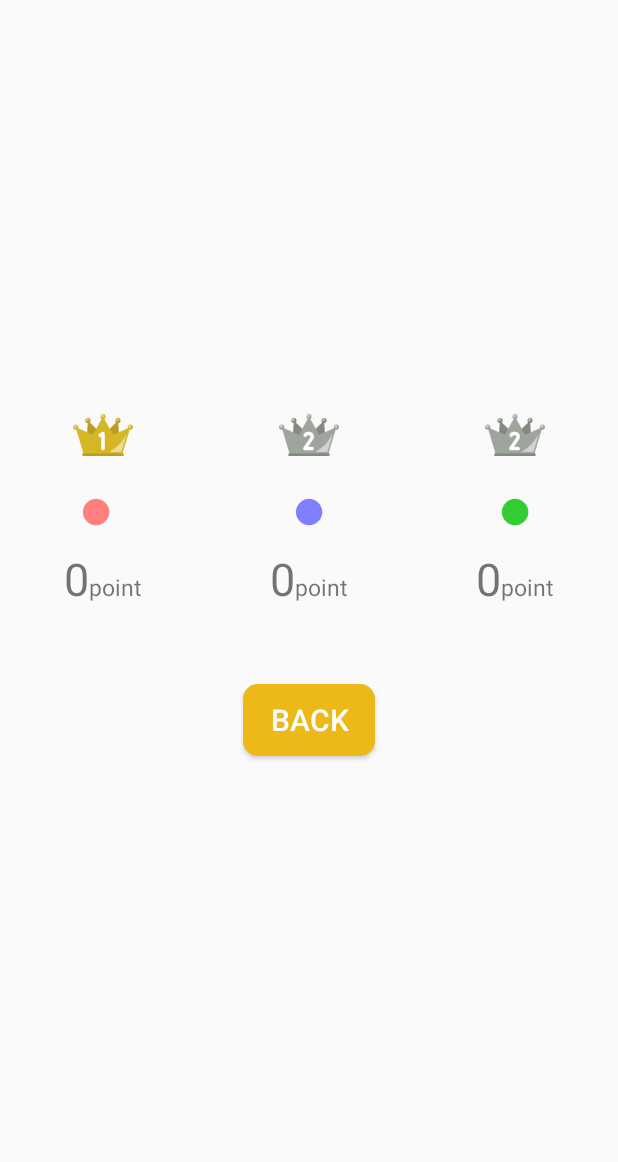
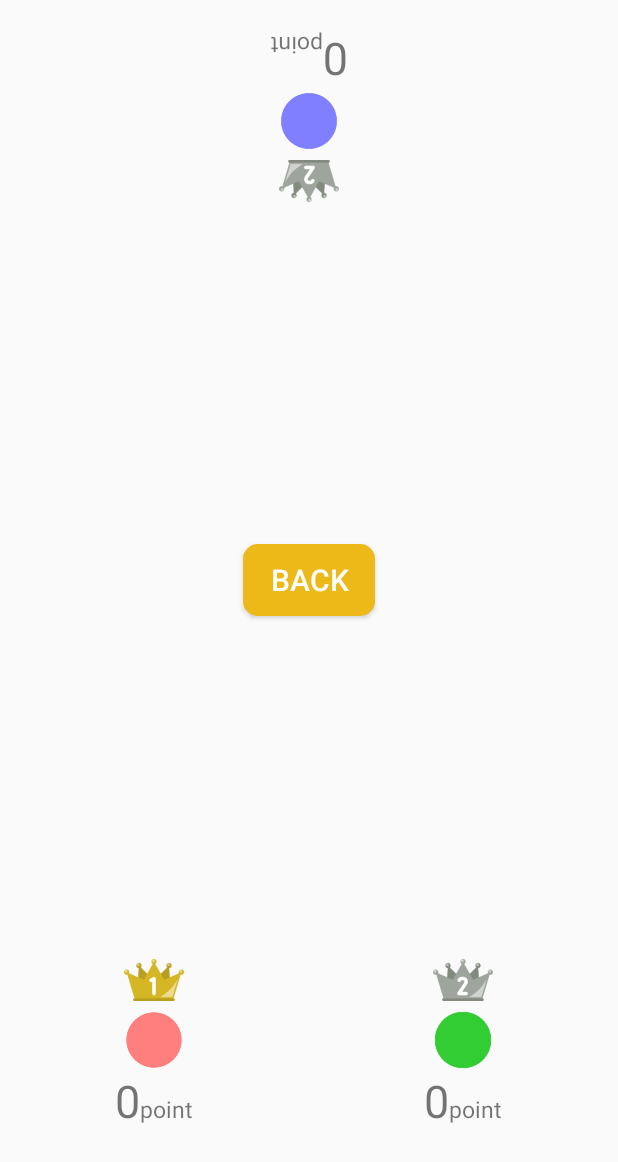
Before and after one commit to KIRIN3git/HoneycombBattle, an Android app: the ResultActivity screen opened directly, with no data from a screen before it, on a phone screen of 412 x 824 dp. Shown: the top 1162 px of the screen. Run offline under Robolectric (Android 15) with nearby library versions, the phone set to English and light mode, and no system bars; our stand-ins replace AdMob; libraries missing offline, so code that uses them is left out: com.crashlytics.android; 1 statement that could not run was skipped.

Commit message:
骨追加

```diff
--- a/app/src/main/java/kirin3/jp/honeycombbattle/result/ResultActivity.java
+++ b/app/src/main/java/kirin3/jp/honeycombbattle/result/ResultActivity.java
@@ -36,6 +36,7 @@ public class ResultActivity extends AppCompatActivity {
     static TextView sTextPlayerScore1,sTextPlayerScore2,sTextPlayerScore3,sTextPlayerScore4;
     static LinearLayout sLayoutPlayer1,sLayoutPlayer2,sLayoutPlayer3,sLayoutPlayer4;
     static ImageView sImgRank1,sImgRank2,sImgRank3,sImgRank4;
+    static ImageView sImgBone1,sImgBone2,sImgBone3,sImgBone4;
     static Button sButtonBack;
     static int sRankPlayer1 = -1,sRankPlayer2 = -1,sRankPlayer3 = -1,sRankPlayer4 = -1;
 
@@ -49,7 +50,9 @@ public class ResultActivity extends AppCompatActivity {
         AdmobHelper.loadBanner((AdView)findViewById(R.id.adView));
 
         setRank();
+        setBone();
         outputData();
+
 
         AdmobHelper.setInterstitialNextGame();
         AdmobHelper.sInterstitialAdNextGame.setAdListener(new AdListener() {
@@ -89,8 +92,6 @@ public class ResultActivity extends AppCompatActivity {
         // 他人が勝者だったら
         if( winner_id != -1 ) rank++;
 
-
-
          for (int i = 0; i < PlayerMng.sPlayerNumber; i++) {
              if (i == winner_id) continue;
              if (i == user_id) continue;
@@ -99,6 +100,22 @@ public class ResultActivity extends AppCompatActivity {
              }
          }
          return rank;
+    }
+
+    public void setBone() {
+
+        sImgBone1 = (ImageView) findViewById(R.id.imgBone1);
+        sImgBone2 = (ImageView) findViewById(R.id.imgBone2);
+        sImgBone3 = (ImageView) findViewById(R.id.imgBone3);
+        sImgBone4 = (ImageView) findViewById(R.id.imgBone4);
+
+        Log.w( "DEBUG_DATA", "PlayerMng.players.get(0).status" + PlayerMng.players.get(0).status);
+        Log.w( "DEBUG_DATA", "PlayerMng.players.get(0).life" + PlayerMng.players.get(0).lifeNum);
+
+        if(PlayerMng.players.get(0).status == PlayerMng.STATUS_GAMEOVER ) sImgBone1.setVisibility(View.VISIBLE);
+        if(PlayerMng.players.get(1).status == PlayerMng.STATUS_GAMEOVER ) sImgBone2.setVisibility(View.VISIBLE);
+        if( PlayerMng.sPlayerNumber >= 3 && PlayerMng.players.get(2).status == PlayerMng.STATUS_GAMEOVER ) sImgBone3.setVisibility(View.VISIBLE);
+        if( PlayerMng.sPlayerNumber >= 4 && PlayerMng.players.get(3).status == PlayerMng.STATUS_GAMEOVER ) sImgBone4.setVisibility(View.VISIBLE);
     }
 
 
@@ -156,8 +173,7 @@ public class ResultActivity extends AppCompatActivity {
 
         sButtonBack = (Button) findViewById(R.id.buttonBack);
 
-        setCircleColor();
-
+//        setCircleColor();
 
         setImgRank(sTextPlayerRank1,sImgRank1,sRankPlayer1);
         setImgRank(sTextPlayerRank2,sImgRank2,sRankPlayer2);
@@ -183,7 +199,7 @@ public class ResultActivity extends AppCompatActivity {
             }
         });
     }
-
+/*
     public void setCircleColor(){
 
         sTextPlayerColor1 = (TextView)findViewById(R.id.textPlayerColor1);
@@ -195,8 +211,9 @@ public class ResultActivity extends AppCompatActivity {
         sTextPlayerColor2.setTextColor(Color.rgb(PlayerMng.PLAYER_COLOR[1][0], PlayerMng.PLAYER_COLOR[1][1], PlayerMng.PLAYER_COLOR[1][2]));
         sTextPlayerColor3.setTextColor(Color.rgb(PlayerMng.PLAYER_COLOR[2][0], PlayerMng.PLAYER_COLOR[2][1], PlayerMng.PLAYER_COLOR[2][2]));
         sTextPlayerColor4.setTextColor(Color.rgb(PlayerMng.PLAYER_COLOR[3][0], PlayerMng.PLAYER_COLOR[3][1], PlayerMng.PLAYER_COLOR[3][2]));
+
     }
-
+*/
     public void setImgRank(TextView textPlayerRank,ImageView imgRank,int rank){
 
 //        textPlayerRank.setText(rank + " 位");
--- a/app/src/main/res/layout/activity_result.xml
+++ b/app/src/main/res/layout/activity_result.xml
@@ -11,7 +11,6 @@
 
     <LinearLayout
         xmlns:ads="http://schemas.android.com/apk/res-auto"
-        android:gravity="center"
         android:orientation="vertical"
         android:layout_weight="1"
         android:layout_width="match_parent"
@@ -22,9 +21,145 @@
             android:layout_height="wrap_content"
             android:layout_width="match_parent"
             android:orientation="horizontal"
+            android:layout_marginTop="20dp"
+            android:layout_gravity="center">
+
+            <LinearLayout
+                android:id="@+id/layoutPlayer2"
+                android:layout_height="wrap_content"
+                android:layout_width="match_parent"
+                android:layout_weight="1"
+                android:orientation="vertical"
+                android:layout_gravity="center">
+
+                <LinearLayout
+                    android:layout_width="wrap_content"
+                    android:layout_height="match_parent"
                     android:layout_gravity="center"
-            android:layout_centerVertical="true"
-            android:layout_centerHorizontal="true">
+                    android:orientation="horizontal">
+                    <ImageView
+                        android:rotation="180"
+                        android:visibility="gone"
+                        android:src="@drawable/bone"
+                        android:id="@+id/imgBone2"
+                        android:layout_marginRight="5dp"
+                        android:layout_width="20dp"
+                        android:layout_height="20dp"
+                        android:layout_gravity="center"/>
+                    <TextView
+                        android:textSize="15sp"
+                        android:text="point"
+                        android:rotation="180"
+                        android:gravity="bottom"
+                        android:layout_width="wrap_content"
+                        android:layout_height="match_parent" />
+                    <TextView
+                        android:gravity="center"
+                        android:rotation="180"
+                        android:textSize="30sp"
+                        android:id="@+id/textPlayerScore2"
+                        android:layout_width="match_parent"
+                        android:layout_height="wrap_content" />
+
+                </LinearLayout>
+
+                <ImageView
+                    android:rotation="180"
+                    android:id="@+id/imgBall2"
+                    android:src="@drawable/ball2"
+                    android:layout_width="40dp"
+                    android:layout_height="40dp"
+                    android:layout_gravity="center"/>
+
+                <ImageView
+                    android:rotation="180"
+                    android:id="@+id/imgRank2"
+                    android:layout_width="40dp"
+                    android:layout_height="40dp"
+                    android:layout_gravity="center"/>
+
+            </LinearLayout>
+
+            <LinearLayout
+                android:id="@+id/layoutPlayer4"
+                android:layout_height="wrap_content"
+                android:layout_width="match_parent"
+                android:visibility="gone"
+                android:layout_weight="1"
+                android:orientation="vertical"
+                android:layout_gravity="center">
+
+                <LinearLayout
+                    android:layout_width="wrap_content"
+                    android:layout_height="match_parent"
+                    android:layout_gravity="center"
+                    android:orientation="horizontal">
+                    <ImageView
+                        android:rotation="180"
+                        android:visibility="gone"
+                        android:src="@drawable/bone"
+                        android:id="@+id/imgBone4"
+                        android:layout_marginRight="5dp"
+                        android:layout_width="20dp"
+                        android:layout_height="20dp"
+                        android:layout_gravity="center"/>
+                    <TextView
+                        android:textSize="15sp"
+                        android:text="point"
+                        android:rotation="180"
+                        android:gravity="bottom"
+                        android:layout_width="wrap_content"
+                        android:layout_height="match_parent" />
+                    <TextView
+                        android:gravity="center"
+                        android:rotation="180"
+                        android:textSize="30sp"
+                        android:id="@+id/textPlayerScore4"
+                        android:layout_width="match_parent"
+                        android:layout_height="wrap_content" />
+                </LinearLayout>
+
+                <ImageView
+                    android:rotation="180"
+                    android:id="@+id/imgBall4"
+                    android:src="@drawable/ball4"
+                    android:layout_width="40dp"
+                    android:layout_height="40dp"
+                    android:layout_gravity="center"/>
+
+                <ImageView
+                    android:rotation="180"
+                    android:id="@+id/imgRank4"
+                    android:layout_width="40dp"
+                    android:layout_height="40dp"
+                    android:layout_gravity="center"/>
+
+            </LinearLayout>
+
+        </LinearLayout>
+        <LinearLayout
+            android:id="@+id/linearLayout2"
+            android:layout_height="match_parent"
+            android:layout_width="match_parent"
+            android:orientation="horizontal"
+            android:layout_weight="1"
+            android:gravity="center">
+            <Button
+                android:id="@+id/buttonBack"
+                android:layout_width="wrap_content"
+                android:layout_height="wrap_content"
+                android:textSize="20dp"
+                android:textColor="@color/white"
+                android:background="@drawable/shape_rounded_corners"
+                android:text="BACK"/>
+        </LinearLayout>
+        <LinearLayout
+            android:id="@+id/linearLayout3"
+            android:layout_height="wrap_content"
+            android:layout_width="match_parent"
+            android:orientation="horizontal"
+            android:layout_marginBottom="20dp"
+            android:layout_gravity="center">
 
             <LinearLayout
                 android:id="@+id/layoutPlayer1"
@@ -40,13 +175,13 @@
                     android:layout_height="40dp"
                     android:layout_gravity="center"/>
 
-            <TextView
-                android:gravity="center"
-                android:id="@+id/textPlayerColor1"
-                android:layout_width="match_parent"
-                android:layout_height="wrap_content"
-                android:textSize="40sp"
-                android:text="● " />
+                <ImageView
+                    android:rotation="180"
+                    android:id="@+id/imgBall1"
+                    android:src="@drawable/ball1"
+                    android:layout_width="40dp"
+                    android:layout_height="40dp"
+                    android:layout_gravity="center"/>
 
                 <LinearLayout
                     android:layout_width="wrap_content"
@@ -64,48 +199,14 @@
                         android:text="point"
                         android:layout_width="wrap_content"
                         android:layout_height="wrap_content" />
-            </LinearLayout>
-
-        </LinearLayout>
-
-        <LinearLayout
-            android:id="@+id/layoutPlayer2"
-            android:layout_height="wrap_content"
-            android:layout_width="match_parent"
-            android:layout_weight="1"
-            android:orientation="vertical"
-            android:layout_gravity="center">
-
                     <ImageView
-                android:id="@+id/imgRank2"
-                android:layout_width="40dp"
-                android:layout_height="40dp"
+                        android:src="@drawable/bone"
+                        android:id="@+id/imgBone1"
+                        android:visibility="gone"
+                        android:layout_marginLeft="5dp"
+                        android:layout_width="20dp"
+                        android:layout_height="20dp"
                         android:layout_gravity="center"/>
-
-            <TextView
-                android:gravity="center"
-                android:id="@+id/textPlayerColor2"
-                android:layout_width="match_parent"
-                android:layout_height="wrap_content"
-                android:textSize="40sp"
-                android:text=" ● " />
-
-                <LinearLayout
-                    android:layout_width="wrap_content"
-                    android:layout_height="match_parent"
-                    android:layout_gravity="center"
-                    android:orientation="horizontal">
-                    <TextView
-                        android:gravity="center"
-                        android:textSize="30sp"
-                        android:id="@+id/textPlayerScore2"
-                        android:layout_width="match_parent"
-                        android:layout_height="wrap_content" />
-                    <TextView
-                        android:textSize="15sp"
-                        android:text="point"
-                        android:layout_width="wrap_content"
-                        android:layout_height="wrap_content" />
                 </LinearLayout>
 
 
@@ -115,8 +216,8 @@
                 android:id="@+id/layoutPlayer3"
                 android:layout_height="wrap_content"
                 android:layout_width="match_parent"
+                android:visibility="gone"
                 android:layout_weight="1"
-            android:visibility="gone"
                 android:orientation="vertical"
                 android:layout_gravity="center">
 
@@ -125,14 +226,13 @@
                     android:layout_width="40dp"
                     android:layout_height="40dp"
                     android:layout_gravity="center"/>
-
-            <TextView
-                android:gravity="center"
-                android:id="@+id/textPlayerColor3"
-                android:layout_width="match_parent"
-                android:layout_height="wrap_content"
-                android:textSize="40sp"
-                android:text=" ● " />
+                <ImageView
+                    android:rotation="180"
+                    android:id="@+id/imgBall3"
+                    android:src="@drawable/ball3"
+                    android:layout_width="40dp"
+                    android:layout_height="40dp"
+                    android:layout_gravity="center"/>
 
                 <LinearLayout
                     android:layout_width="wrap_content"
@@ -150,65 +250,19 @@
                         android:text="point"
                         android:layout_width="wrap_content"
                         android:layout_height="wrap_content" />
+                    <ImageView
+                        android:src="@drawable/bone"
+                        android:id="@+id/imgBone3"
+                        android:visibility="gone"
+                        android:layout_marginLeft="5dp"
+                        android:layout_width="20dp"
+                        android:layout_height="20dp"
+                        android:layout_gravity="center"/>
                 </LinearLayout>
 
             </LinearLayout>
 
-            <LinearLayout
-            android:id="@+id/layoutPlayer4"
-            android:layout_height="wrap_content"
-            android:layout_width="match_parent"
-            android:layout_weight="1"
-            android:visibility="gone"
-            android:orientation="vertical"
-            android:layout_gravity="center">
-
-            <ImageView
-                android:id="@+id/imgRank4"
-                android:layout_width="40dp"
-                android:layout_height="40dp"
-                android:layout_gravity="center"/>
-
-
-            <TextView
-                android:gravity="center"
-                android:id="@+id/textPlayerColor4"
-                android:layout_width="match_parent"
-                android:layout_height="wrap_content"
-                android:textSize="40sp"
-                android:text=" ● " />
-
-                <LinearLayout
-                    android:layout_width="wrap_content"
-                    android:layout_height="match_parent"
-                    android:layout_gravity="center"
-                    android:orientation="horizontal">
-                    <TextView
-                        android:gravity="center"
-                        android:textSize="30sp"
-                        android:id="@+id/textPlayerScore4"
-                        android:layout_width="match_parent"
-                        android:layout_height="wrap_content" />
-                    <TextView
-                        android:textSize="15sp"
-                        android:text="point"
-                        android:layout_width="wrap_content"
-                        android:layout_height="wrap_content" />
         </LinearLayout>
-
-        </LinearLayout>
-        </LinearLayout>
-        <Button
-            android:id="@+id/buttonBack"
-            android:layout_width="wrap_content"
-            android:layout_height="wrap_content"
-            android:layout_marginTop="50dp"
-            android:textSize="20dp"
-            android:textColor="@color/white"
-            android:background="@drawable/shape_rounded_corners"
-            android:text="BACK"/>
-
-
     </LinearLayout>
 
     <LinearLayout
```
Also changed, not shown: app/src/main/res/drawable/ball1.png (added), app/src/main/res/drawable/ball2.png (added), app/src/main/res/drawable/ball3.png (added), app/src/main/res/drawable/ball4.png (added). Lines whose indentation alone changed are shown as unchanged.
